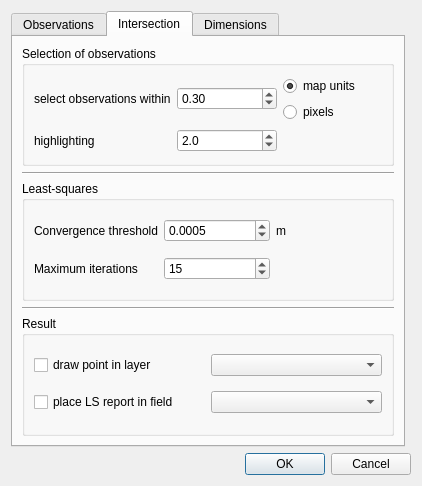
Before: the Qt Designer form ui/ui_settings.ui in 3nids/intersectit, drawn with Qt 5.
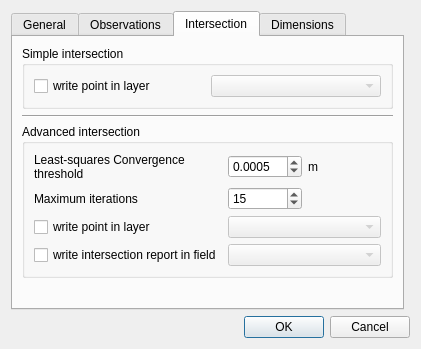
After: the same form once the commit is applied. The open tabs and pages were chosen to show the change.

Commit message: simple intersection, fix maptools, use snapper

What changed in the file:
```diff
--- a/ui/ui_settings.ui
+++ b/ui/ui_settings.ui
@@ -6,8 +6,8 @@
    <rect>
     <x>0</x>
     <y>0</y>
-    <width>422</width>
-    <height>486</height>
+    <width>421</width>
+    <height>349</height>
    </rect>
   </property>
   <property name="windowTitle">
@@ -29,6 +29,123 @@
      <property name="currentIndex">
       <number>2</number>
      </property>
+     <widget class="QWidget" name="generalTab">
+      <attribute name="title">
+       <string>General</string>
+      </attribute>
+      <layout class="QGridLayout" name="gridLayout_10">
+       <item row="0" column="0">
+        <widget class="QGroupBox" name="selectGroup">
+         <property name="title">
+          <string>Map</string>
+         </property>
+         <layout class="QGridLayout" name="gridLayout_3">
+          <item row="2" column="1">
+           <widget class="QDoubleSpinBox" name="rubberWidth">
+            <property name="toolTip">
+             <string extracomment="Width of the selected distance circles used for triangulation."/>
+            </property>
+            <property name="decimals">
+             <number>1</number>
+            </property>
+            <property name="singleStep">
+             <double>1.000000000000000</double>
+            </property>
+            <property name="value">
+             <double>2.000000000000000</double>
+            </property>
+           </widget>
+          </item>
+          <item row="2" column="0">
+           <widget class="QLabel" name="label_2">
+            <property name="text">
+             <string>highlighting</string>
+            </property>
+           </widget>
+          </item>
+          <item row="1" column="1">
+           <widget class="QDoubleSpinBox" name="selectTolerance">
+            <property name="singleStep">
+             <double>0.100000000000000</double>
+            </property>
+            <property name="value">
+             <double>0.300000000000000</double>
+            </property>
+           </widget>
+          </item>
+          <item row="1" column="0">
+           <widget class="QLabel" name="label">
+            <property name="text">
+             <string>select objects within</string>
+            </property>
+           </widget>
+          </item>
+          <item row="2" column="2">
+           <widget class="QLabel" name="rubberColor">
+            <property name="text">
+             <string/>
+            </property>
+           </widget>
+          </item>
+          <item row="1" column="2">
+           <widget class="QWidget" name="units" native="true">
+            <property name="sizePolicy">
+             <sizepolicy hsizetype="Preferred" vsizetype="Preferred">
+              <horstretch>0</horstretch>
+              <verstretch>0</verstretch>
+             </sizepolicy>
+            </property>
+            <layout class="QGridLayout" name="gridLayout_2">
+             <property name="margin">
+              <number>0</number>
+             </property>
+             <item row="2" column="0">
+              <widget class="QRadioButton" name="pixels">
+               <property name="text">
+                <string>pixels</string>
+               </property>
+               <property name="checked">
+                <bool>true</bool>
+               </property>
+               <attribute name="buttonGroup">
+                <string notr="true">selectUnits</string>
+               </attribute>
+              </widget>
+             </item>
+             <item row="1" column="0">
+              <widget class="QRadioButton" name="map">
+               <property name="text">
+                <string>map units</string>
+               </property>
+               <property name="checked">
+                <bool>false</bool>
+               </property>
+               <attribute name="buttonGroup">
+                <string notr="true">selectUnits</string>
+               </attribute>
+              </widget>
+             </item>
+            </layout>
+           </widget>
+          </item>
+         </layout>
+        </widget>
+       </item>
+       <item row="1" column="0">
+        <spacer name="verticalSpacer_2">
+         <property name="orientation">
+          <enum>Qt::Vertical</enum>
+         </property>
+         <property name="sizeHint" stdset="0">
+          <size>
+           <width>20</width>
+           <height>40</height>
+          </size>
+         </property>
+        </spacer>
+       </item>
+      </layout>
+     </widget>
      <widget class="QWidget" name="observationTab">
       <attribute name="title">
        <string>Observations</string>
@@ -164,131 +281,21 @@
        <string>Intersection</string>
       </attribute>
       <layout class="QGridLayout" name="gridLayout_4">
-       <item row="0" column="0">
-        <widget class="QGroupBox" name="selectGroup">
-         <property name="title">
-          <string>Selection of observations</string>
+       <item row="5" column="0">
+        <spacer name="verticalSpacer_3">
+         <property name="orientation">
+          <enum>Qt::Vertical</enum>
          </property>
-         <layout class="QGridLayout" name="gridLayout_3">
-          <item row="2" column="1">
-           <widget class="QDoubleSpinBox" name="intersectRubberWidth">
-            <property name="toolTip">
-             <string extracomment="Width of the selected distance circles used for triangulation."/>
-            </property>
-            <property name="decimals">
-             <number>1</number>
-            </property>
-            <property name="singleStep">
-             <double>1.000000000000000</double>
-            </property>
-            <property name="value">
-             <double>2.000000000000000</double>
-            </property>
-           </widget>
-          </item>
-          <item row="1" column="2">
-           <widget class="QWidget" name="units" native="true">
-            <property name="sizePolicy">
-             <sizepolicy hsizetype="Preferred" vsizetype="Preferred">
-              <horstretch>0</horstretch>
-              <verstretch>0</verstretch>
-             </sizepolicy>
-            </property>
-            <layout class="QGridLayout" name="gridLayout_2">
-             <property name="margin">
-              <number>0</number>
-             </property>
-             <item row="2" column="0">
-              <widget class="QRadioButton" name="pixels">
-               <property name="text">
-                <string>pixels</string>
-               </property>
-               <attribute name="buttonGroup">
-                <string notr="true">intersecSelectUnits</string>
-               </attribute>
-              </widget>
-             </item>
-             <item row="1" column="0">
-              <widget class="QRadioButton" name="map">
-               <property name="text">
-                <string>map units</string>
-               </property>
-               <property name="checked">
-                <bool>true</bool>
-               </property>
-               <attribute name="buttonGroup">
-                <string notr="true">intersecSelectUnits</string>
-               </attribute>
-              </widget>
-             </item>
-            </layout>
-           </widget>
-          </item>
-          <item row="2" column="0">
-           <widget class="QLabel" name="label_2">
-            <property name="text">
-             <string>highlighting</string>
-            </property>
-           </widget>
-          </item>
-          <item row="1" column="1">
-           <widget class="QDoubleSpinBox" name="intersecSelectTolerance">
-            <property name="singleStep">
-             <double>0.100000000000000</double>
-            </property>
-            <property name="value">
-             <double>0.300000000000000</double>
-            </property>
-           </widget>
-          </item>
-          <item row="1" column="0">
-           <widget class="QLabel" name="label">
-            <property name="text">
-             <string>select observations within</string>
-            </property>
-           </widget>
-          </item>
-          <item row="2" column="2">
-           <widget class="QLabel" name="intersectRubberColor">
-            <property name="text">
-             <string/>
-            </property>
-           </widget>
-          </item>
-         </layout>
-        </widget>
-       </item>
-       <item row="4" column="0">
-        <widget class="QGroupBox" name="resultGroup">
-         <property name="title">
-          <string>Result</string>
+         <property name="sizeHint" stdset="0">
+          <size>
+           <width>20</width>
+           <height>40</height>
+          </size>
          </property>
-         <layout class="QGridLayout" name="gridLayout_6">
-          <item row="1" column="0">
-           <widget class="QCheckBox" name="intersecResultPlaceReport">
-            <property name="text">
-             <string>place LS report in field</string>
-            </property>
-           </widget>
-          </item>
-          <item row="1" column="1">
-           <widget class="QComboBox" name="reportField"/>
-          </item>
-          <item row="0" column="0">
-           <widget class="QCheckBox" name="intersecResultPlacePoint">
-            <property name="text">
-             <string>draw point in layer</string>
-            </property>
-           </widget>
-          </item>
-          <item row="0" column="1">
-           <widget class="QComboBox" name="intersectionLayer"/>
-          </item>
-         </layout>
-        </widget>
+        </spacer>
        </item>
-       <item row="3" column="0">
-        <widget class="Line" name="line_4">
+       <item row="1" column="0">
+        <widget class="Line" name="line">
          <property name="orientation">
           <enum>Qt::Horizontal</enum>
          </property>
@@ -297,29 +304,20 @@
        <item row="2" column="0">
         <widget class="QGroupBox" name="groupBox_2">
          <property name="title">
-          <string>Least-squares</string>
+          <string>Advanced intersection</string>
          </property>
-         <layout class="QGridLayout" name="gridLayout_5">
-          <item row="0" column="0">
-           <widget class="QLabel" name="label_5">
+         <layout class="QGridLayout" name="gridLayout_11">
+          <item row="3" column="0">
+           <widget class="QCheckBox" name="advancedIntersectionWriteReport">
             <property name="text">
-             <string>Convergence threshold</string>
+             <string>write intersection report in field</string>
             </property>
            </widget>
           </item>
-          <item row="0" column="1">
-           <widget class="QDoubleSpinBox" name="intersecLSconvergeThreshold">
-            <property name="decimals">
-             <number>4</number>
-            </property>
-            <property name="maximum">
-             <double>1.000000000000000</double>
-            </property>
-            <property name="singleStep">
-             <double>0.010000000000000</double>
-            </property>
-            <property name="value">
-             <double>0.000500000000000</double>
+          <item row="2" column="0">
+           <widget class="QCheckBox" name="advancedIntersectionWritePoint">
+            <property name="text">
+             <string>write point in layer</string>
             </property>
            </widget>
           </item>
@@ -337,6 +335,16 @@
             </property>
            </widget>
           </item>
+          <item row="0" column="0">
+           <widget class="QLabel" name="label_5">
+            <property name="text">
+             <string>Least-squares Convergence threshold</string>
+            </property>
+            <property name="wordWrap">
+             <bool>true</bool>
+            </property>
+           </widget>
+          </item>
           <item row="1" column="0">
            <widget class="QLabel" name="label_7">
             <property name="text">
@@ -344,14 +352,69 @@
             </property>
            </widget>
           </item>
+          <item row="0" column="1">
+           <widget class="QDoubleSpinBox" name="advancedIntersecLSconvergeThreshold">
+            <property name="decimals">
+             <number>4</number>
+            </property>
+            <property name="maximum">
+             <double>1.000000000000000</double>
+            </property>
+            <property name="singleStep">
+             <double>0.010000000000000</double>
+            </property>
+            <property name="value">
+             <double>0.000500000000000</double>
+            </property>
+           </widget>
+          </item>
+          <item row="2" column="1" colspan="2">
+           <widget class="QComboBox" name="advancedIntersectionLayer">
+            <property name="enabled">
+             <bool>false</bool>
+            </property>
+            <property name="sizeAdjustPolicy">
+             <enum>QComboBox::AdjustToContents</enum>
+            </property>
+           </widget>
+          </item>
+          <item row="3" column="1" colspan="2">
+           <widget class="QComboBox" name="reportField">
+            <property name="enabled">
+             <bool>false</bool>
+            </property>
+            <property name="sizeAdjustPolicy">
+             <enum>QComboBox::AdjustToContents</enum>
+            </property>
+           </widget>
+          </item>
          </layout>
         </widget>
        </item>
-       <item row="1" column="0">
-        <widget class="Line" name="line">
-         <property name="orientation">
-          <enum>Qt::Horizontal</enum>
+       <item row="0" column="0">
+        <widget class="QGroupBox" name="groupBox_5">
+         <property name="title">
+          <string>Simple intersection</string>
          </property>
+         <layout class="QGridLayout" name="gridLayout_12">
+          <item row="0" column="0">
+           <widget class="QCheckBox" name="simpleIntersectionWritePoint">
+            <property name="text">
+             <string>write point in layer</string>
+            </property>
+           </widget>
+          </item>
+          <item row="0" column="1">
+           <widget class="QComboBox" name="simpleIntersectionLayer">
+            <property name="enabled">
+             <bool>false</bool>
+            </property>
+            <property name="sizeAdjustPolicy">
+             <enum>QComboBox::AdjustToContents</enum>
+            </property>
+           </widget>
+          </item>
+         </layout>
         </widget>
        </item>
       </layout>
```
Left out of the diff: 75 changed lines with no effect on the pictures. The commit also changes 11 other files.
